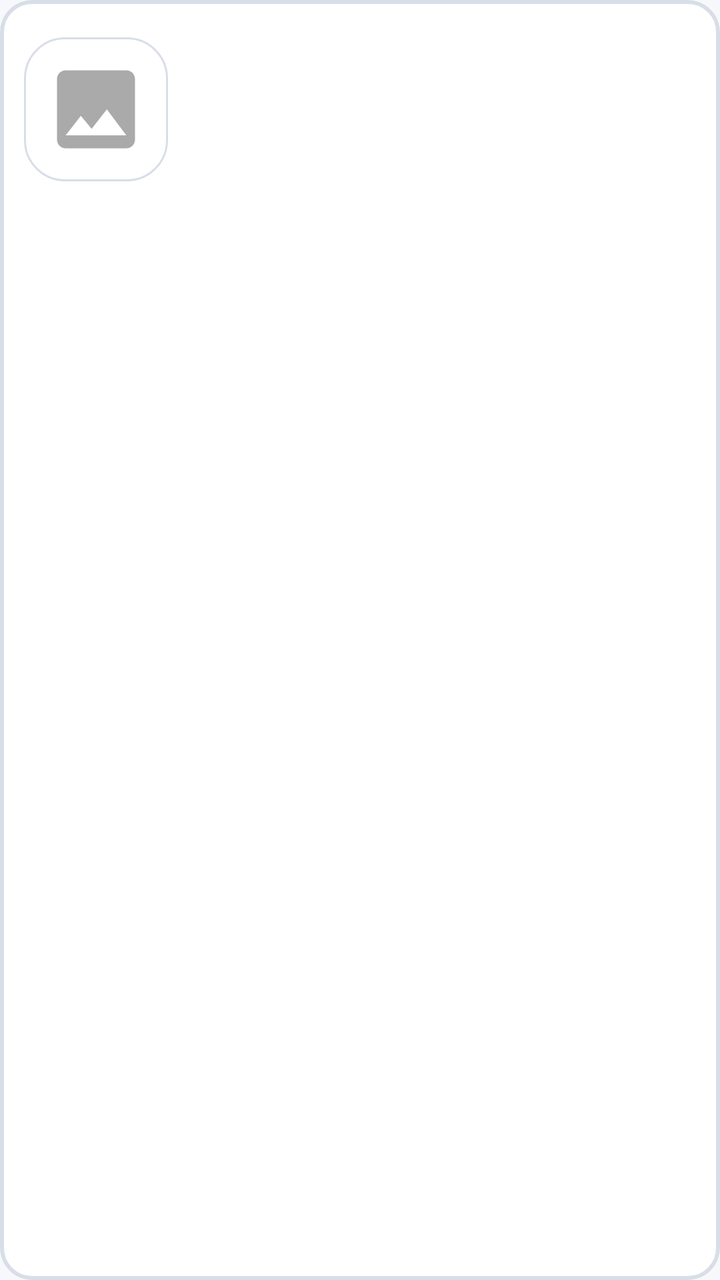
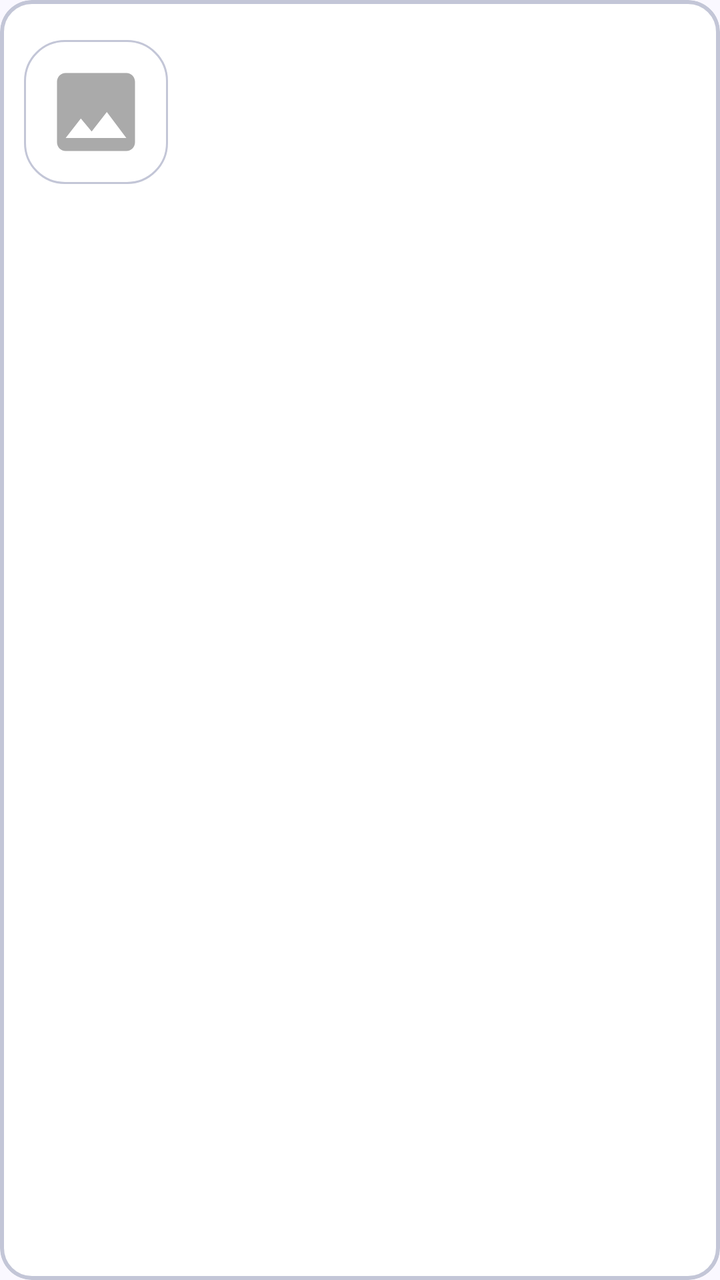

Before-and-after screenshots of an Android layout around one commit, followed by the original layout XML and the change that was made.
<!-- AndroidManifest.xml: application theme Theme.ObjectLanguage -->
<!-- res/layout/item_explore_object.xml -->
<?xml version="1.0" encoding="utf-8"?>
<com.google.android.material.card.MaterialCardView xmlns:android="http://schemas.android.com/apk/res/android"
    xmlns:app="http://schemas.android.com/apk/res-auto"
    android:layout_width="match_parent"
    android:layout_height="wrap_content"
    android:layout_margin="8dp"
    app:cardBackgroundColor="@color/surface"
    app:cardCornerRadius="16dp"
    app:cardElevation="0dp"
    app:strokeColor="@color/divider"
    app:strokeWidth="2dp">

    <LinearLayout
        android:layout_width="match_parent"
        android:layout_height="wrap_content"
        android:gravity="center_vertical"
        android:orientation="horizontal"
        android:padding="12dp">

        <ImageView
            android:id="@+id/objectImage"
            android:layout_width="72dp"
            android:layout_height="72dp"
            android:background="@drawable/bg_card_rounded"
            android:contentDescription="@null"
            android:padding="10dp"
            android:scaleType="centerCrop"
            android:src="@drawable/ic_image_placeholder" />

        <LinearLayout
            android:layout_width="0dp"
            android:layout_height="wrap_content"
            android:layout_marginStart="14dp"
            android:layout_weight="1"
            android:orientation="vertical">

            <TextView
                android:id="@+id/wordName"
                android:layout_width="match_parent"
                android:layout_height="wrap_content"
                android:ellipsize="end"
                android:maxLines="1"
                android:textColor="@color/text_primary"
                android:textSize="18sp"
                android:textStyle="bold" />

            <TextView
                android:id="@+id/phonetic"
                android:layout_width="match_parent"
                android:layout_height="wrap_content"
                android:ellipsize="end"
                android:maxLines="1"
                android:textColor="@color/primary"
                android:textSize="13sp"
                android:textStyle="italic" />

            <TextView
                android:id="@+id/definition"
                android:layout_width="match_parent"
                android:layout_height="wrap_content"
                android:layout_marginTop="4dp"
                android:ellipsize="end"
                android:maxLines="2"
                android:textColor="@color/text_secondary"
                android:textSize="14sp" />

            <TextView
                android:id="@+id/objectCode"
                android:layout_width="match_parent"
                android:layout_height="wrap_content"
                android:layout_marginTop="4dp"
                android:ellipsize="end"
                android:maxLines="1"
                android:textColor="@color/text_secondary"
                android:textSize="12sp" />
        </LinearLayout>
    </LinearLayout>
</com.google.android.material.card.MaterialCardView>
<!-- resources referenced by this layout -->
<resources>
  <color name="divider">#D8DEE8</color>
  <color name="primary">#2563EB</color>
  <color name="surface">#FFFFFF</color>
  <color name="text_primary">#111827</color>
  <color name="text_secondary">#5B6472</color>
  <!-- drawable bg_card_rounded (drawable) -->
  <?xml version="1.0" encoding="utf-8"?>
  <shape xmlns:android="http://schemas.android.com/apk/res/android"
      android:shape="rectangle">
      <solid android:color="@color/surface" />
      <corners android:radius="20dp" />
      <stroke
          android:width="1dp"
          android:color="@color/divider" />
  </shape>
  <style name="Theme.ObjectLanguage" parent="Theme.Material3.Light.NoActionBar">
          <item name="colorPrimary">@color/primary</item>
          <item name="colorPrimaryVariant">@color/primary_dark</item>
          <item name="colorOnPrimary">@color/text_on_primary</item>
          <item name="colorSecondary">@color/secondary</item>
          <item name="colorOnSecondary">@color/text_on_primary</item>
          <item name="android:colorBackground">@color/background</item>
          <item name="android:windowBackground">@color/background</item>
          <item name="colorSurface">@color/surface</item>
          <item name="android:statusBarColor">@color/background</item>
          <item name="android:windowLightStatusBar">true</item>
          <item name="android:navigationBarColor">@color/surface</item>
          <item name="android:windowLightNavigationBar" tools:targetApi="o_mr1">true</item>
          
          <item name="cardViewStyle">@style/Widget.App.CardView</item>
          <item name="bottomNavigationStyle">@style/Widget.App.BottomNav</item>
      </style>
  <color name="primary_dark">#1E40AF</color>
  <color name="text_on_primary">#FFFFFF</color>
  <color name="secondary">#16A34A</color>
  <color name="background">#F6F8FB</color>
  <style name="Widget.App.CardView" parent="Widget.Material3.CardView.Elevated">
          <item name="cardBackgroundColor">@color/surface</item>
          <item name="cardCornerRadius">14dp</item>
          <item name="cardElevation">0dp</item>
          <item name="strokeWidth">0dp</item>
      </style>
  <style name="Widget.App.BottomNav" parent="Widget.Material3.BottomNavigationView">
          <item name="backgroundTint">@color/bottom_nav_bg</item>
          <item name="itemIconTint">@color/bottom_nav_color</item>
          <item name="itemTextColor">@color/bottom_nav_color</item>
          <item name="itemActiveIndicatorStyle">@style/Widget.App.BottomNav.ActiveIndicator</item>
          <item name="labelVisibilityMode">labeled</item>
          <item name="itemRippleColor">@color/primary_light</item>
      </style>
  <color name="bottom_nav_bg">#FFFFFF</color>
  <style name="Widget.App.BottomNav.ActiveIndicator" parent="Widget.Material3.BottomNavigationView.ActiveIndicator">
          <item name="android:color">@color/surface_variant</item>
          <item name="shapeAppearance">@style/ShapeAppearance.App.SmallComponent</item>
      </style>
  <color name="primary_light">#DBEAFE</color>
  <color name="surface_variant">#EAF0F7</color>
  <style name="ShapeAppearance.App.SmallComponent" parent="ShapeAppearance.Material3.SmallComponent">
          <item name="cornerSize">14dp</item>
      </style>
  <!-- unchanged entries left out for length: 1 -->
</resources>

<!-- the commit's change to res/layout/item_explore_object.xml (unified diff, before → after) -->
@@ -61,8 +61,7 @@
                 android:layout_marginTop="4dp"
                 android:ellipsize="end"
                 android:maxLines="2"
-                android:textColor="@color/text_secondary"
-                android:textSize="14sp" />
+                android:textAppearance="@style/TextAppearance.App.BodyMedium" />
 
             <TextView
                 android:id="@+id/objectCode"
@@ -71,8 +70,7 @@
                 android:layout_marginTop="4dp"
                 android:ellipsize="end"
                 android:maxLines="1"
-                android:textColor="@color/text_secondary"
-                android:textSize="12sp" />
+                android:textAppearance="@style/TextAppearance.App.Hint" />
         </LinearLayout>
     </LinearLayout>
 </com.google.android.material.card.MaterialCardView>
<!-- resource entries referenced after the edit -->
@@ -1,10 +1,11 @@
 <!-- resources referenced by this layout -->
 <resources>
-  <color name="divider">#D8DEE8</color>
-  <color name="primary">#2563EB</color>
+  <color name="divider">#C3C6D7</color>
+  <color name="primary">#004AC6</color>
   <color name="surface">#FFFFFF</color>
-  <color name="text_primary">#111827</color>
-  <color name="text_secondary">#5B6472</color>
+  <color name="text_primary">#191B23</color>
+  <color name="text_secondary">#22242F</color>
+  <color name="text_muted">#3A3C4E</color>
   <!-- drawable bg_card_rounded (drawable) -->
   <?xml version="1.0" encoding="utf-8"?>
   <shape xmlns:android="http://schemas.android.com/apk/res/android"
@@ -15,11 +16,24 @@
           android:width="1dp"
           android:color="@color/divider" />
   </shape>
+  <style name="TextAppearance.App.BodyMedium" parent="TextAppearance.Material3.BodyMedium">
+          <item name="android:textColor">@color/text_secondary</item>
+          <item name="android:textSize">14sp</item>
+          <item name="android:lineHeight">20sp</item>
+      </style>
+  <style name="TextAppearance.App.Hint" parent="TextAppearance.Material3.LabelMedium">
+          <item name="android:textColor">@color/text_muted</item>
+          <item name="android:textSize">14sp</item>
+          <item name="android:lineHeight">20sp</item>
+      </style>
   <style name="Theme.ObjectLanguage" parent="Theme.Material3.Light.NoActionBar">
+          
           <item name="colorPrimary">@color/primary</item>
           <item name="colorPrimaryVariant">@color/primary_dark</item>
           <item name="colorOnPrimary">@color/text_on_primary</item>
+          
           <item name="colorSecondary">@color/secondary</item>
+          <item name="colorTertiary">@color/violet</item>
           <item name="colorOnSecondary">@color/text_on_primary</item>
           <item name="android:colorBackground">@color/background</item>
           <item name="android:windowBackground">@color/background</item>
@@ -28,14 +42,15 @@
           <item name="android:windowLightStatusBar">true</item>
           <item name="android:navigationBarColor">@color/surface</item>
           <item name="android:windowLightNavigationBar" tools:targetApi="o_mr1">true</item>
-          
+  
           <item name="cardViewStyle">@style/Widget.App.CardView</item>
           <item name="bottomNavigationStyle">@style/Widget.App.BottomNav</item>
       </style>
-  <color name="primary_dark">#1E40AF</color>
+  <color name="primary_dark">#003EA8</color>
   <color name="text_on_primary">#FFFFFF</color>
-  <color name="secondary">#16A34A</color>
-  <color name="background">#F6F8FB</color>
+  <color name="secondary">#FD933D</color>
+  <color name="violet">#7C3AED</color>
+  <color name="background">#FAF8FF</color>
   <style name="Widget.App.CardView" parent="Widget.Material3.CardView.Elevated">
           <item name="cardBackgroundColor">@color/surface</item>
           <item name="cardCornerRadius">14dp</item>
@@ -55,8 +70,8 @@
           <item name="android:color">@color/surface_variant</item>
           <item name="shapeAppearance">@style/ShapeAppearance.App.SmallComponent</item>
       </style>
-  <color name="primary_light">#DBEAFE</color>
-  <color name="surface_variant">#EAF0F7</color>
+  <color name="primary_light">#DBE1FF</color>
+  <color name="surface_variant">#E1E2ED</color>
   <style name="ShapeAppearance.App.SmallComponent" parent="ShapeAppearance.Material3.SmallComponent">
           <item name="cornerSize">14dp</item>
       </style>
